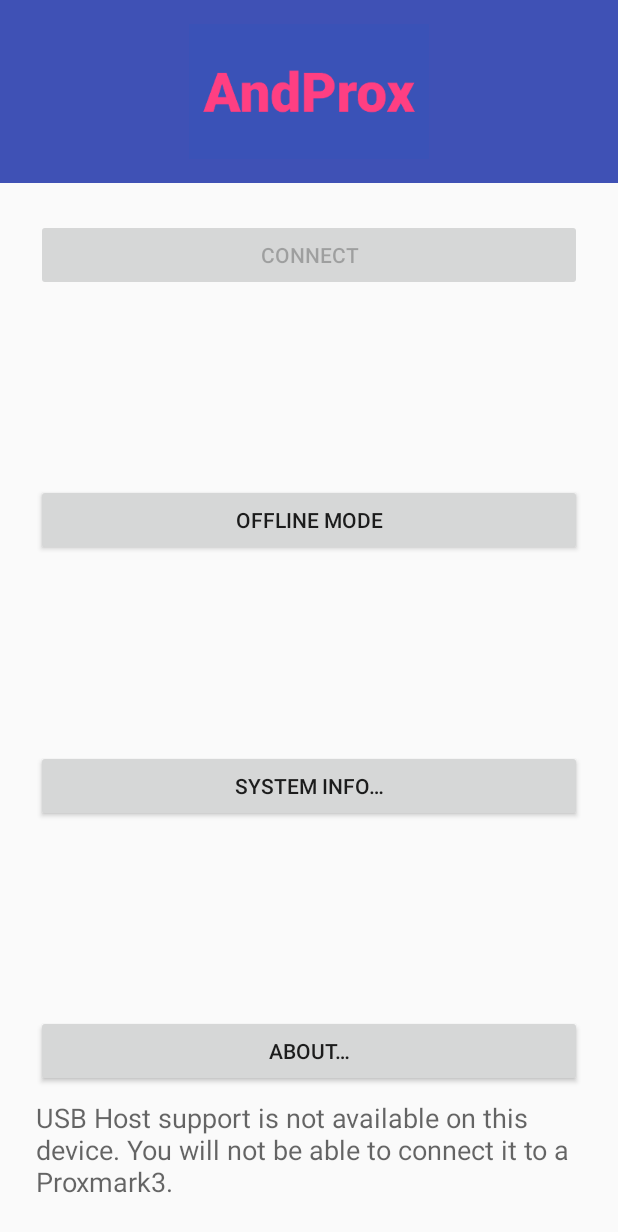
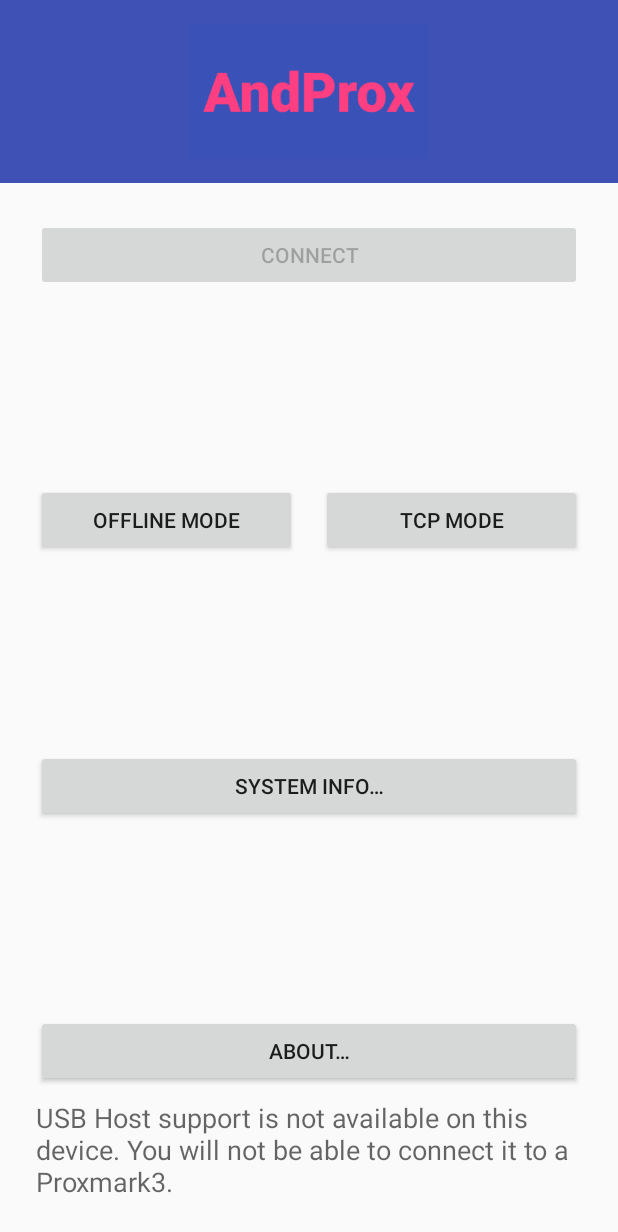
Before and after one commit to AndProx/AndProx, an Android app: the screen it shows after launch (MainActivity), on a phone screen of 412 x 824 dp. Shown: the top 1232 px of the screen. Run offline under Robolectric (Android 15) with nearby library versions, the phone set to English and light mode, and no system bars; libraries missing offline, so code that uses them is left out: com.hoho.android; 3 statements that could not run were skipped.

```diff
--- a/app/src/main/java/au/id/micolous/andprox/activities/MainActivity.java
+++ b/app/src/main/java/au/id/micolous/andprox/activities/MainActivity.java
@@ -57,6 +57,8 @@ import com.hoho.android.usbserial.driver.UsbSerialDriver;
 import com.hoho.android.usbserial.driver.UsbSerialPort;
 import com.hoho.android.usbserial.driver.UsbSerialProber;
 
+import java.net.InetAddress;
+import java.net.UnknownHostException;
 import java.util.HashMap;
 import java.util.List;
 import java.util.Locale;
@@ -65,6 +67,7 @@ import au.id.micolous.andprox.AndProxApplication;
 import au.id.micolous.andprox.R;
 import au.id.micolous.andprox.Utils;
 import au.id.micolous.andprox.natives.Natives;
+import au.id.micolous.andprox.tasks.ConnectTCPTask;
 import au.id.micolous.andprox.tasks.ConnectUSBTask;
 import au.id.micolous.andprox.tasks.CopyTask;
 
@@ -334,13 +337,13 @@ public class MainActivity extends AppCompatActivity {
         }
     }
 
-    /*
+
     public void btnConnectTcp(View view) {
-        // FIXME: don't hard code this.
         InetAddress addr;
 
         try {
-            addr = InetAddress.getByName("host");
+            // FIXME: don't hard code this.
+            addr = InetAddress.getByName("10.0.2.2"); /* android emulator host */
         } catch (UnknownHostException e) {
             Log.d(TAG, "couldn't resolve name");
             return;
@@ -348,7 +351,6 @@ public class MainActivity extends AppCompatActivity {
 
         new ConnectTCPTask(this, addr,1234).execute(true);
     }
-    */
 
     /**
      * Run PM3 client in offline mode.
--- a/app/src/main/res/layout/activity_main.xml
+++ b/app/src/main/res/layout/activity_main.xml
@@ -94,18 +94,32 @@
 
         <Button
             android:id="@+id/btnOfflineMode"
-            android:layout_width="match_parent"
+            android:layout_width="0dp"
             android:layout_height="wrap_content"
-            android:layout_marginBottom="8dp"
-            android:layout_marginEnd="8dp"
             android:layout_marginStart="8dp"
             android:layout_marginTop="8dp"
+            android:layout_marginEnd="8dp"
+            android:layout_marginBottom="8dp"
             android:onClick="btnOfflineMode"
             android:text="@string/offline_mode"
             app:layout_constraintBottom_toTopOf="@+id/btnSysInfoMain"
+            app:layout_constraintEnd_toStartOf="@+id/guideline"
+            app:layout_constraintStart_toStartOf="parent"
+            app:layout_constraintTop_toBottomOf="@+id/btnConnect" />
+
+        <Button
+            android:id="@+id/btnConnectTcp"
+            android:layout_width="0dp"
+            android:layout_height="wrap_content"
+            android:layout_marginStart="8dp"
+            android:layout_marginTop="8dp"
+            android:layout_marginEnd="8dp"
+            android:layout_marginBottom="8dp"
+            android:onClick="btnConnectTcp"
+            android:text="TCP Mode"
+            app:layout_constraintBottom_toTopOf="@+id/btnSysInfoMain"
             app:layout_constraintEnd_toEndOf="parent"
-            app:layout_constraintHorizontal_bias="0.5"
-            app:layout_constraintStart_toStartOf="parent"
+            app:layout_constraintStart_toStartOf="@+id/guideline"
             app:layout_constraintTop_toBottomOf="@+id/btnConnect" />
 
         <Button
@@ -153,6 +167,13 @@
             app:layout_constraintEnd_toEndOf="parent"
             app:layout_constraintStart_toStartOf="parent" />
 
+        <android.support.constraint.Guideline
+            android:id="@+id/guideline"
+            android:layout_width="wrap_content"
+            android:layout_height="wrap_content"
+            android:orientation="vertical"
+            app:layout_constraintGuide_percent="0.5" />
+
     </android.support.constraint.ConstraintLayout>
 
 </android.support.constraint.ConstraintLayout>
```
Also changed, not shown: app/src/main/java/au/id/micolous/andprox/tasks/ConnectTCPTask.java (added, +91 -0 lines).
